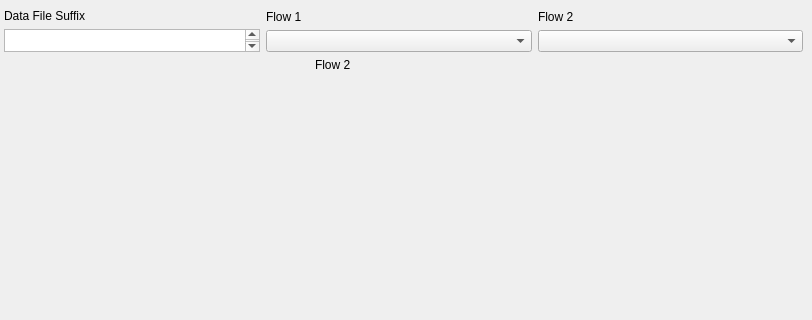
Before: the Qt Designer form layout/layout_dual_venturi.ui in ABI-EIT/EIT_Data_Acquisition, drawn with Qt 5; both pictures show x 188 to 1000 and y 0 to 320 of the 1000 by 669 pixel window.
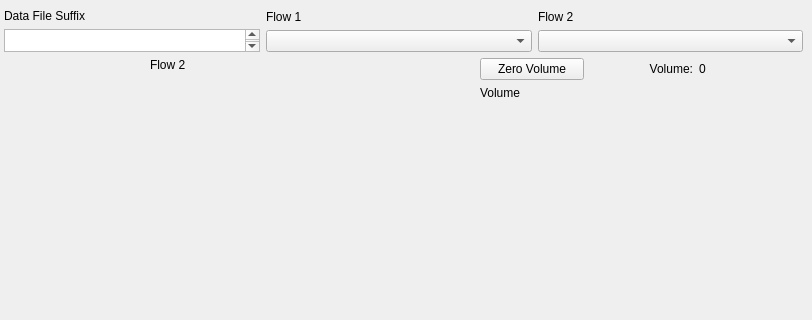
After: the same form once the commit is applied.

Commit message: adding flow integration to dual venturi. Seeing flow dependance

The edit to the form file:
```diff
--- a/layout/layout_dual_venturi.ui
+++ b/layout/layout_dual_venturi.ui
@@ -218,6 +218,55 @@
         </item>
        </layout>
       </item>
+      <item>
+       <layout class="QVBoxLayout" name="verticalLayoutVolume">
+        <item>
+         <layout class="QHBoxLayout" name="horizontalLayout_4">
+          <item>
+           <widget class="QPushButton" name="zeroVolumeButton">
+            <property name="text">
+             <string>Zero Volume</string>
+            </property>
+           </widget>
+          </item>
+          <item>
+           <widget class="QLabel" name="volumeIndicatorLabel">
+            <property name="text">
+             <string>Volume:</string>
+            </property>
+            <property name="alignment">
+             <set>Qt::AlignRight|Qt::AlignTrailing|Qt::AlignVCenter</set>
+            </property>
+           </widget>
+          </item>
+          <item>
+           <widget class="QLabel" name="volumeLabel">
+            <property name="text">
+             <string>0</string>
+            </property>
+           </widget>
+          </item>
+         </layout>
+        </item>
+        <item>
+         <widget class="QLabel" name="labelVolume">
+          <property name="text">
+           <string>Volume</string>
+          </property>
+         </widget>
+        </item>
+        <item>
+         <widget class="QWidget" name="placeholderWidgetVolume" native="true">
+          <property name="sizePolicy">
+           <sizepolicy hsizetype="Expanding" vsizetype="Expanding">
+            <horstretch>0</horstretch>
+            <verstretch>0</verstretch>
+           </sizepolicy>
+          </property>
+         </widget>
+        </item>
+       </layout>
+      </item>
      </layout>
     </item>
    </layout>
```
The commit also changes 4 other files.
